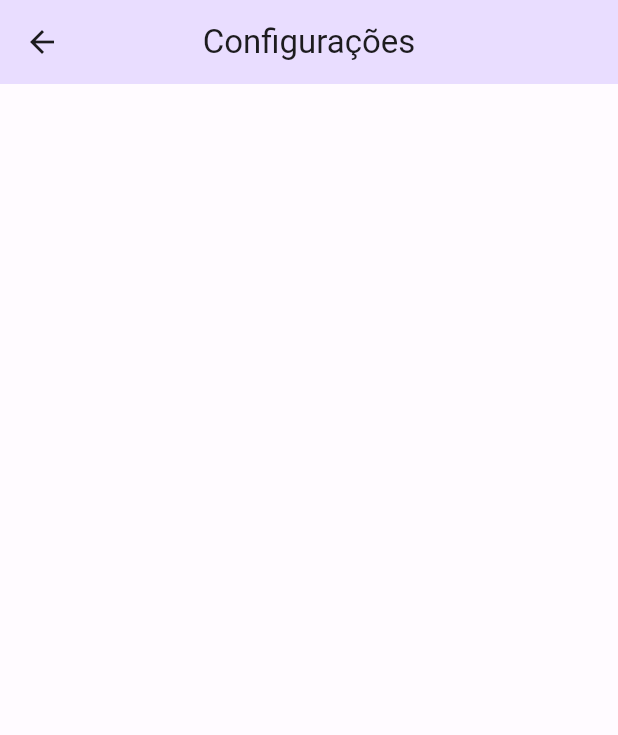
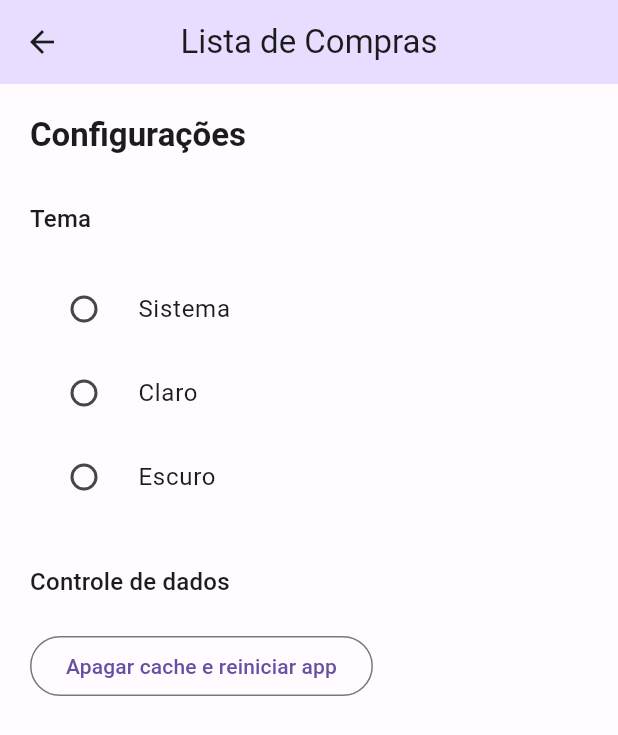
Before and after one commit to ozzfelipe/flutter_lista_compras, a Flutter app: the ConfigurationPage screen opened by its route, on a phone screen of 412 x 824 dp. Shown: the top 735 px of the screen. Run offline on Flutter 3.47's test engine with Material 2 defaults, Android fonts, the phone set to English and light mode, and no system bars; our stand-ins replace flutter_modular.

Commit message:
change theme mode

```diff
--- a/app/lib/app_module.dart
+++ b/app/lib/app_module.dart
@@ -1,8 +1,13 @@
 import 'package:flutter_modular/flutter_modular.dart';
 import 'package:lista_de_compras/src/configuration/configuration_page.dart';
 import 'package:lista_de_compras/src/home/home_module.dart';
+import 'package:lista_de_compras/src/shared/view_models/app_view_model/app_view_model.dart';
 
 class AppModule extends Module {
+  @override
+  List<Bind<Object>> get binds => [
+        Bind.singleton((i) => AppViewModel()),
+      ];
   @override
   List<ModularRoute> get routes => [
         ModuleRoute('/', module: HomeModule()),
--- a/app/lib/src/configuration/configuration_page.dart
+++ b/app/lib/src/configuration/configuration_page.dart
@@ -1,4 +1,9 @@
 import 'package:flutter/material.dart';
+import 'package:flutter_modular/flutter_modular.dart';
+import 'package:lista_de_compras/src/shared/view_models/app_view_model/app_intent.dart';
+
+import '../shared/themes/extensions/theme_mode_extension.dart';
+import '../shared/view_models/app_view_model/app_view_model.dart';
 
 class ConfigurationPage extends StatefulWidget {
   const ConfigurationPage({super.key});
@@ -8,11 +13,64 @@ class ConfigurationPage extends StatefulWidget {
 }
 
 class _ConfigurationPageState extends State<ConfigurationPage> {
+  final AppViewModel _appViewModel = Modular.get();
+
   @override
   Widget build(BuildContext context) {
+    final theme = Theme.of(context);
+    final textTheme = theme.textTheme;
+    // final colorScheme = theme.colorScheme;
     return Scaffold(
       appBar: AppBar(
-        title: const Text('Configurações'),
+        title: const Text(
+          'Lista de Compras',
+        ),
+      ),
+      body: Padding(
+        padding: const EdgeInsets.all(20.0),
+        child: Column(
+          crossAxisAlignment: CrossAxisAlignment.start,
+          children: [
+            Text(
+              'Configurações',
+              style:
+                  textTheme.titleLarge?.copyWith(fontWeight: FontWeight.bold),
+            ),
+            const SizedBox(height: 30),
+            Text(
+              'Tema',
+              style: textTheme.titleMedium,
+            ),
+            const SizedBox(height: 20),
+            StreamBuilder(
+                stream: _appViewModel.appThemeController.stream,
+                builder: (context, snapshoot) {
+                  return Column(
+                    children: [
+                      ...ThemeMode.values
+                          .map((e) => RadioListTile<ThemeMode>(
+                                value: e,
+                                groupValue: snapshoot.data?.themeMode,
+                                onChanged: (v) => _appViewModel
+                                    .handleIntent(AppIntent.setThemeMode(v!)),
+                                title: Text(e.getTitle()),
+                              ))
+                          .toList()
+                    ],
+                  );
+                }),
+            const SizedBox(height: 30),
+            Text(
+              'Controle de dados',
+              style: textTheme.titleMedium,
+            ),
+            const SizedBox(height: 20),
+            OutlinedButton(
+              onPressed: () {},
+              child: const Text('Apagar cache e reiniciar app'),
+            ),
+          ],
+        ),
       ),
     );
   }
--- /dev/null
+++ b/app/lib/src/shared/themes/extensions/theme_mode_extension.dart
@@ -0,0 +1,16 @@
+import 'package:flutter/material.dart';
+
+extension ThemeModeHelper on ThemeMode {
+  String getTitle() {
+    switch (this) {
+      case ThemeMode.dark:
+        return 'Escuro';
+      case ThemeMode.light:
+        return 'Claro';
+      case ThemeMode.system:
+        return 'Sistema';
+      default:
+        return 'Sitema';
+    }
+  }
+}
--- /dev/null
+++ b/app/lib/src/shared/view_models/app_view_model/app_intent.dart
@@ -0,0 +1,13 @@
+import 'package:flutter/material.dart';
+
+class AppIntent {
+  AppIntent._();
+
+  factory AppIntent.setThemeMode(ThemeMode themeMode) =>
+      SetThemeModeIntent(themeMode);
+}
+
+class SetThemeModeIntent extends AppIntent {
+  final ThemeMode themeMode;
+  SetThemeModeIntent(this.themeMode) : super._();
+}
--- /dev/null
+++ b/app/lib/src/shared/view_models/app_view_model/app_theme_state.dart
@@ -0,0 +1,22 @@
+import 'package:flutter/material.dart';
+
+class AppThemeState {
+  ThemeMode themeMode;
+  AppThemeState(this.themeMode);
+
+  // factory AppThemeState.system() => SystemThemeState();
+  // factory AppThemeState.dark() => DarkThemeState();
+  // factory AppThemeState.ligth() => LigthThemeState();
+}
+
+// class SystemThemeState extends AppThemeState {
+//   SystemThemeState() : super._();
+// }
+
+// class LigthThemeState extends AppThemeState {
+//   LigthThemeState() : super._();
+// }
+
+// class DarkThemeState extends AppThemeState {
+//   DarkThemeState() : super._();
+// }
--- /dev/null
+++ b/app/lib/src/shared/view_models/app_view_model/app_view_model.dart
@@ -0,0 +1,28 @@
+import 'dart:async';
+
+import 'package:flutter/material.dart';
+import 'package:flutter_modular/flutter_modular.dart';
+import 'package:lista_de_compras/src/shared/view_models/app_view_model/app_intent.dart';
+
+import 'app_theme_state.dart';
+
+class AppViewModel extends Disposable {
+  static AppThemeState initThemeState = AppThemeState(ThemeMode.system);
+
+  final StreamController<AppThemeState> appThemeController =
+      StreamController.broadcast()..add(initThemeState);
+
+  handleIntent(AppIntent intent) {
+    if (intent is SetThemeModeIntent) {
+      setThemMode(intent.themeMode);
+    }
+  }
+
+  void setThemMode(ThemeMode themeMode) =>
+      appThemeController.sink.add(AppThemeState(themeMode));
+
+  @override
+  void dispose() {
+    appThemeController.close();
+  }
+}
```
Also changed, not shown: app/lib/app_widget.dart (+8 -1 lines).
